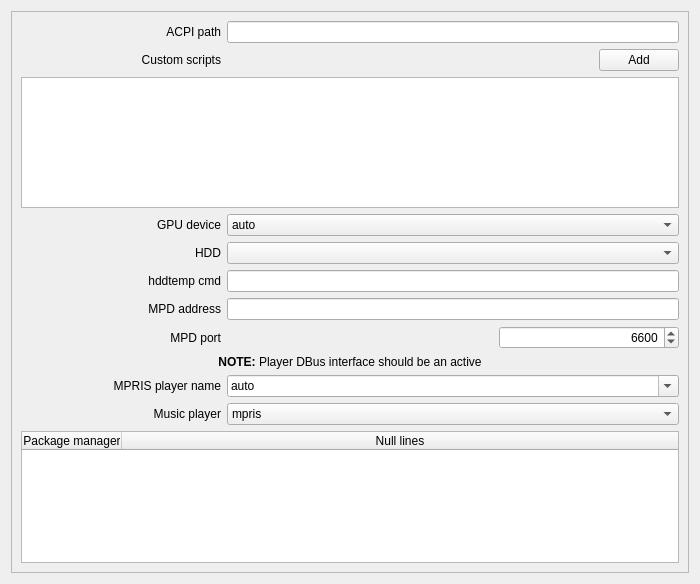
This is sources/awesome-widget/deconfig.ui in arcan1s/awesome-widgets as Qt 5 draws it before an edit. The edited form follows.
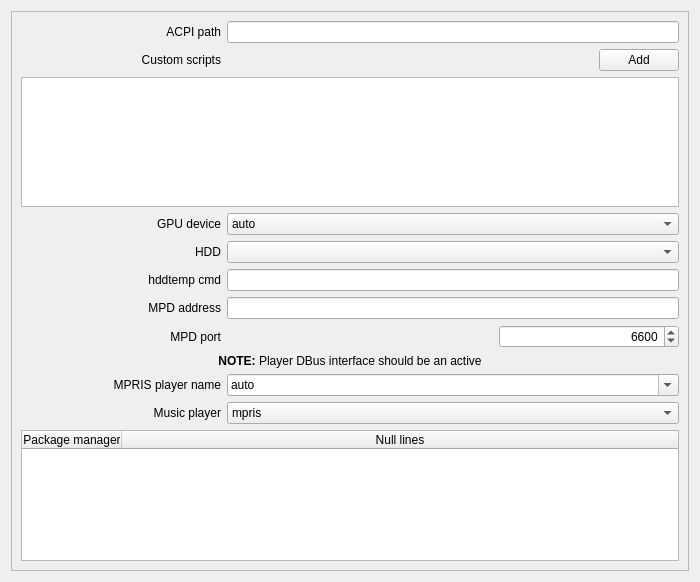
This is the edited form.

```diff
--- a/sources/awesome-widget/deconfig.ui
+++ b/sources/awesome-widget/deconfig.ui
@@ -7,7 +7,7 @@
     <x>0</x>
     <y>0</y>
     <width>700</width>
-    <height>584</height>
+    <height>582</height>
    </rect>
   </property>
   <property name="sizePolicy">
@@ -43,7 +43,7 @@
         <x>0</x>
         <y>0</y>
         <width>684</width>
-        <height>568</height>
+        <height>566</height>
        </rect>
       </property>
       <layout class="QGridLayout" name="gridLayout">
```
Left out of the diff: 6 changed lines with no effect on the pictures.
